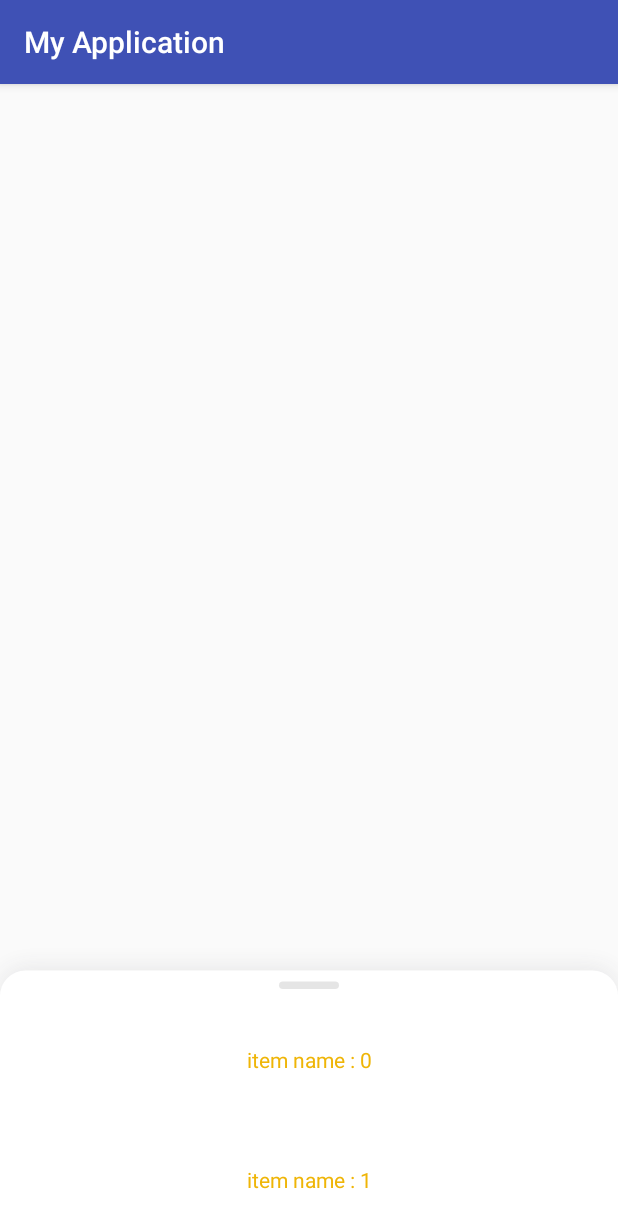
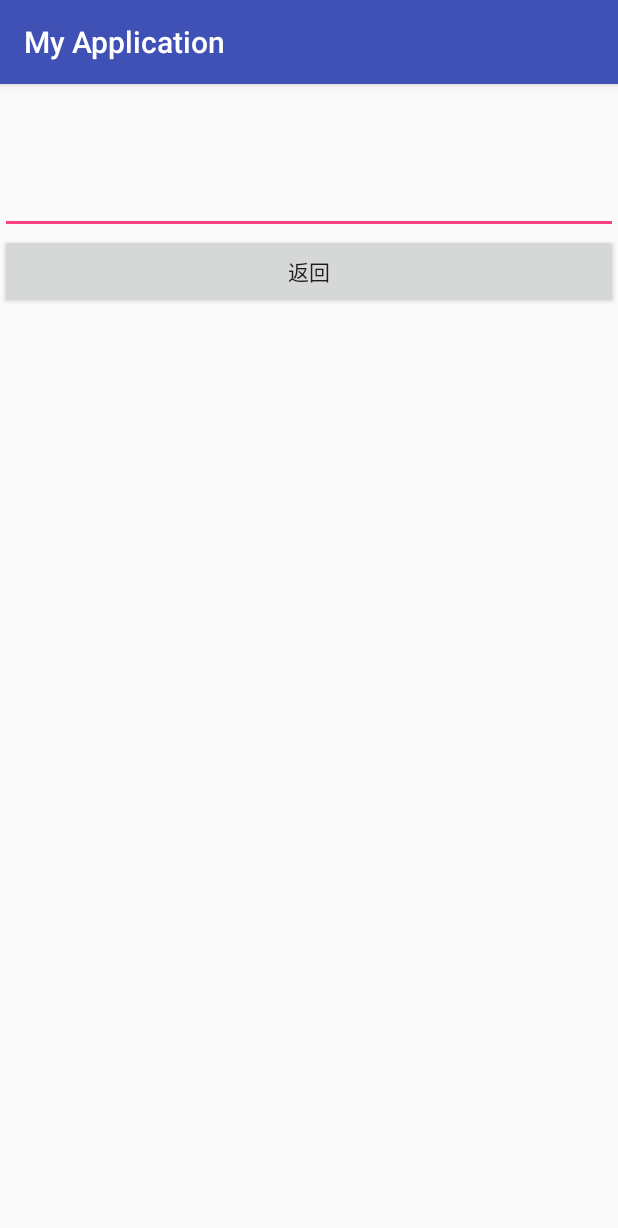
Before and after one commit to xuuhaoo/XPanel, an Android app: the screen it shows after launch (MainActivity before the commit, InputActivity after it), after a tap on an icon or button, on a phone screen of 412 x 824 dp. Shown: the top 1228 px of the screen. Run offline under Robolectric (Android 15) with nearby library versions, the phone set to English and light mode, and no system bars.

Commit message:
提交屏变bug修复

```diff
--- a/myapplication/src/main/AndroidManifest.xml
+++ b/myapplication/src/main/AndroidManifest.xml
@@ -16,6 +16,8 @@
                 <category android:name="android.intent.category.LAUNCHER" />
             </intent-filter>
         </activity>
+
+        <activity android:name=".InputActivity"></activity>
     </application>
 
 </manifest>
--- /dev/null
+++ b/myapplication/src/main/java/com/tonystark/android/myapplication/InputActivity.java
@@ -0,0 +1,29 @@
+package com.tonystark.android.myapplication;
+
+import android.os.Bundle;
+import android.support.annotation.Nullable;
+import android.support.v7.app.AppCompatActivity;
+import android.view.View;
+import android.widget.Button;
+
+/**
+ * Created by Tony on 2018/3/1.
+ */
+
+public class InputActivity extends AppCompatActivity {
+
+    private Button mButton;
+
+    @Override
+    protected void onCreate(@Nullable Bundle savedInstanceState) {
+        super.onCreate(savedInstanceState);
+        setContentView(R.layout.input_layout);
+        mButton = findViewById(R.id.back);
+        mButton.setOnClickListener(new View.OnClickListener() {
+            @Override
+            public void onClick(View v) {
+                finish();
+            }
+        });
+    }
+}
--- a/myapplication/src/main/java/com/tonystark/android/myapplication/MainActivity.java
+++ b/myapplication/src/main/java/com/tonystark/android/myapplication/MainActivity.java
@@ -1,5 +1,6 @@
 package com.tonystark.android.myapplication;
 
+import android.content.Intent;
 import android.os.Bundle;
 import android.support.v7.app.AppCompatActivity;
 import android.support.v7.widget.RecyclerView;
@@ -29,7 +30,7 @@ public class MainActivity extends AppCompatActivity {
         setContentView(R.layout.main_layout);
 
         xPanelView = findViewById(R.id.xpanelview);
-        for (int i = 0; i < 50; i++) {
+        for (int i = 0; i < 5; i++) {
             mDataList.add("item name : " + i);
         }
 
@@ -41,8 +42,8 @@ public class MainActivity extends AppCompatActivity {
         headerView.setCanDrag(true);
 
         xPanelView.setHeaderLayout(headerView);
-        xPanelView.setMeasureAll(false);
-        xPanelView.setChuttyMode(true);
+        xPanelView.setMeasureAll(true);
+        xPanelView.setChuttyMode(false);
         xPanelView.setCanFling(true);
         xPanelView.setExposedPercent(0.25f);
         xPanelView.setKickBackPercent(0.65f);
@@ -67,6 +68,10 @@ public class MainActivity extends AppCompatActivity {
                         mToast.cancel();
                     }
 
+                    if (position == 0 || position == 24) {
+                        Intent intent = new Intent(MainActivity.this, InputActivity.class);
+                        startActivity(intent);
+                    }
                     mToast = Toast.makeText(holder.mItem.getContext(), "点击了:" + position + "个", Toast.LENGTH_SHORT);
                     mToast.show();
                 }
--- /dev/null
+++ b/myapplication/src/main/res/layout/input_layout.xml
@@ -0,0 +1,16 @@
+<?xml version="1.0" encoding="utf-8"?>
+<LinearLayout xmlns:android="http://schemas.android.com/apk/res/android"
+    android:layout_width="match_parent"
+    android:layout_height="match_parent"
+    android:orientation="vertical">
+
+    <EditText
+        android:layout_width="match_parent"
+        android:layout_height="100dp" />
+
+    <Button
+        android:id="@+id/back"
+        android:layout_width="match_parent"
+        android:layout_height="50dp"
+        android:text="返回" />
+</LinearLayout>
```
Also changed, not shown: xpanel/src/main/java/com/tonystark/android/xpanel/XPanelDragMotionDetection.java (+23 -4 lines), xpanel/src/main/java/com/tonystark/android/xpanel/XPanelView.java (+11 -1 lines).
